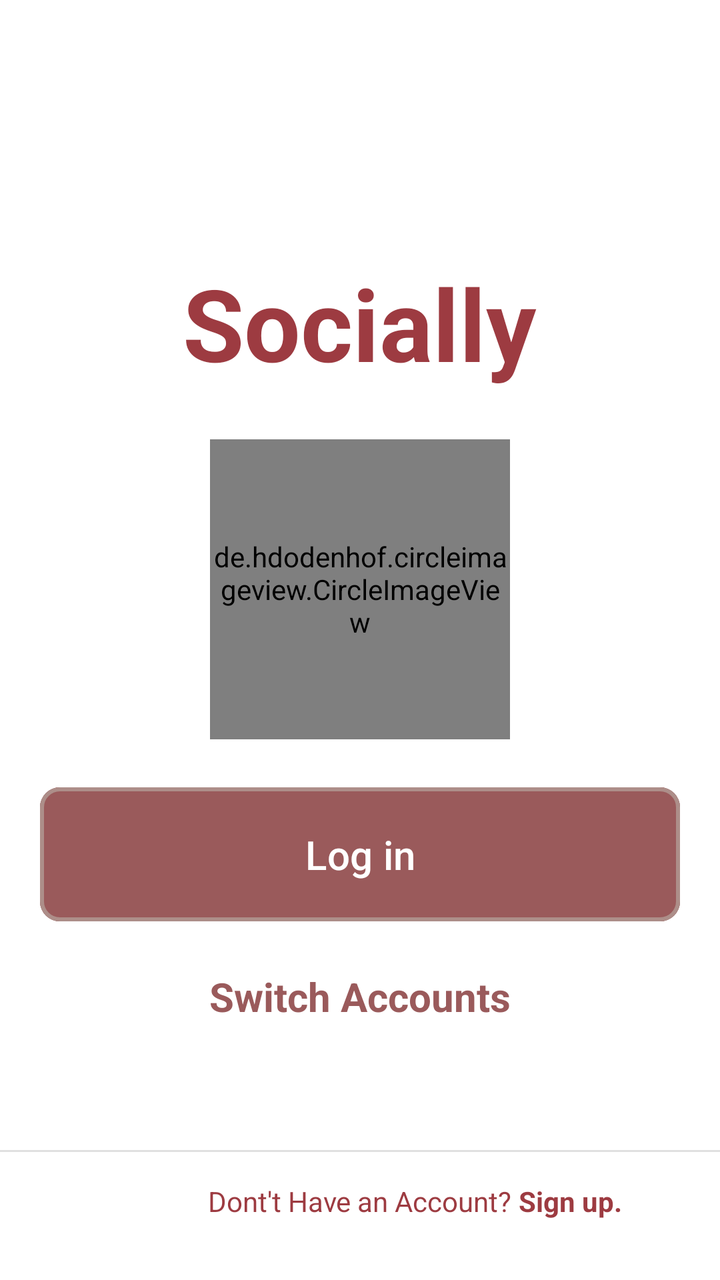
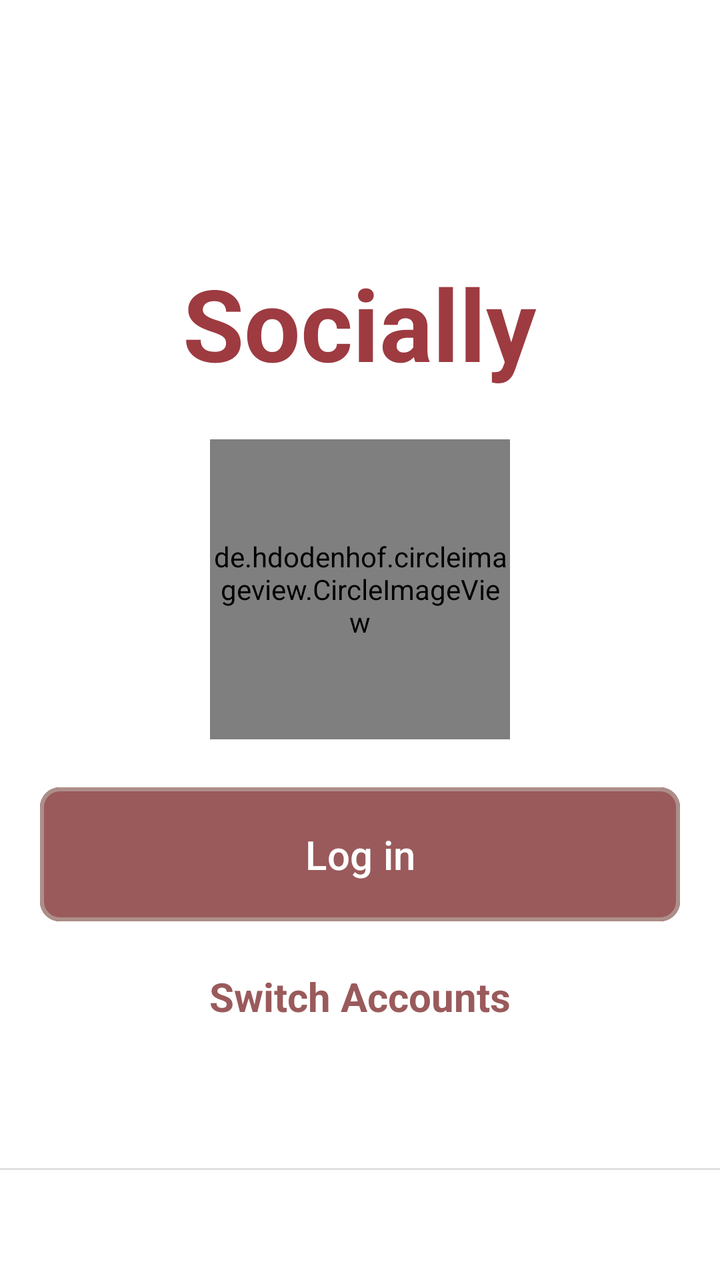

Screens rendered from an Android XML layout before and after an edit, with the pre-edit source and the edit as a unified diff.
<!-- AndroidManifest.xml: application theme Theme._23I0761_23I0765 -->
<!-- res/layout/activity_main3.xml -->
<?xml version="1.0" encoding="utf-8"?>
<RelativeLayout xmlns:android="http://schemas.android.com/apk/res/android"
    xmlns:app="http://schemas.android.com/apk/res-auto"
    xmlns:tools="http://schemas.android.com/tools"
    android:id="@+id/main"
    android:background="@color/white"
    android:layout_width="match_parent"
    android:layout_height="match_parent"
    tools:context=".MainActivity3">

    <RelativeLayout
        android:layout_width="wrap_content"
        android:layout_height="wrap_content"
        android:layout_centerInParent="true"
        >

        <TextView
            android:layout_width="wrap_content"
            android:layout_height="wrap_content"
            android:text="Socially"
            android:textSize="50sp"
            android:textStyle="bold"
            android:textColor="@color/SMD"
            android:layout_centerHorizontal="true"
            android:id="@+id/text"
            />

        <de.hdodenhof.circleimageview.CircleImageView
            android:layout_marginTop="25dp"
            android:id="@+id/profile"
            android:layout_width="150dp"
            android:layout_height="150dp"
            android:src="@drawable/me"
            android:layout_below="@id/text"
            android:layout_centerHorizontal="true"

            />

        <com.google.android.material.button.MaterialButton
            android:layout_width="match_parent"
            android:layout_gravity="center_horizontal"
            android:layout_height="wrap_content"
            android:padding="20dp"
            android:layout_marginTop="20dp"
            android:layout_marginHorizontal="20dp"
            android:text="Log in"
            android:textSize="20sp"
            android:textColor="@color/white"
            android:backgroundTint="@color/button"
            app:strokeColor="@color/border"
            app:strokeWidth="2dp"
            app:cornerRadius="10dp"
            android:layout_below="@id/profile"
            android:id="@+id/button"
            />

        <TextView
            android:layout_width="wrap_content"
            android:layout_height="wrap_content"
            android:text="Switch Accounts"
            android:layout_below="@id/button"
            android:layout_centerHorizontal="true"
            android:textSize="20sp"
            android:textStyle="bold"
            android:layout_marginTop="20dp"
            android:textColor="@color/button"

            />
    </RelativeLayout>

        <View
            android:layout_width="match_parent"
            android:layout_height="1dp"
            android:background="@color/view"
            android:layout_above="@id/login"
            android:layout_marginBottom="15dp"
            />

        <TextView
            android:layout_width="wrap_content"
            android:layout_height="wrap_content"
            android:text="Dont't Have an Account?"
            android:layout_alignParentBottom="true"

            android:textColor="@color/SMD"
            android:layout_centerHorizontal="true"
            android:layout_marginBottom="30dp"
            android:id="@+id/login"
            />

         <TextView
        android:layout_width="wrap_content"
        android:layout_height="wrap_content"
        android:text=" Sign up."
             android:layout_alignParentBottom="true"
        android:textStyle="bold"
             android:textColor="@color/SMD"
             android:layout_toRightOf="@id/login"
             android:layout_marginBottom="30dp"
        />

</RelativeLayout>
<!-- resources referenced by this layout -->
<resources>
  <color name="SMD">#9D3B41</color>
  <color name="border">#AD8E89</color>
  <color name="button">#9A5A5B</color>
  <color name="view">#E0E0E0</color>
  <color name="white">#FFFFFFFF</color>
  <!-- drawable me: jpg bitmap (drawable, 129255 bytes) -->
  <style name="Theme._23I0761_23I0765" parent="Base.Theme._23I0761_23I0765" />
  <style name="Base.Theme._23I0761_23I0765" parent="Theme.Material3.DayNight.NoActionBar">
          
          
      </style>
</resources>

<!-- the commit's change to res/layout/activity_main3.xml (unified diff, before → after) -->
@@ -64,39 +64,40 @@
             android:textStyle="bold"
             android:layout_marginTop="20dp"
             android:textColor="@color/button"
+            android:id="@+id/switch_account"
+            />
 
-            />
     </RelativeLayout>
 
         <View
             android:layout_width="match_parent"
             android:layout_height="1dp"
             android:background="@color/view"
-            android:layout_above="@id/login"
-            android:layout_marginBottom="15dp"
+            android:layout_alignParentBottom="true"
+            android:layout_marginBottom="55dp"
             />
 
-        <TextView
-            android:layout_width="wrap_content"
-            android:layout_height="wrap_content"
-            android:text="Dont't Have an Account?"
-            android:layout_alignParentBottom="true"
 
-            android:textColor="@color/SMD"
-            android:layout_centerHorizontal="true"
-            android:layout_marginBottom="30dp"
-            android:id="@+id/login"
-            />
 
-         <TextView
-        android:layout_width="wrap_content"
-        android:layout_height="wrap_content"
-        android:text=" Sign up."
-             android:layout_alignParentBottom="true"
-        android:textStyle="bold"
-             android:textColor="@color/SMD"
-             android:layout_toRightOf="@id/login"
-             android:layout_marginBottom="30dp"
-        />
+
+
+
+
+
+
+
+
+
+
+
+
+
+
+
+
+
+
+
+
 
 </RelativeLayout>
